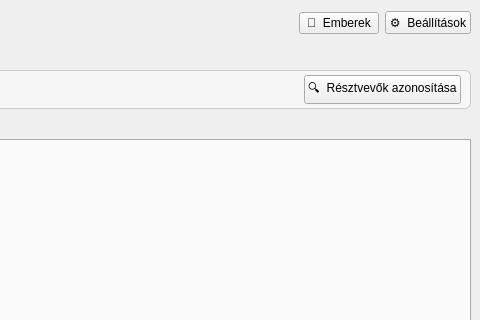
Above: gui/src/MainWindow.ui from RemedIT-Hungary/Tanara before the change; both pictures show x 640 to 1120 and y 0 to 320 of the 1120 by 720 pixel window. Below: the same form after it.
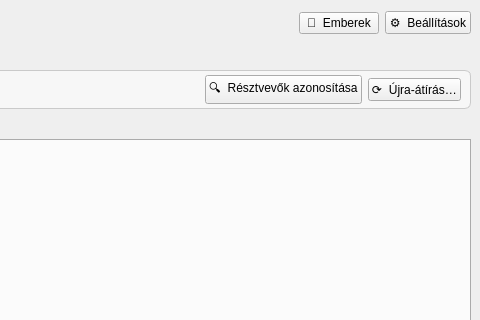
That is the form after the change. Custom widgets are drawn as their Qt base class.

Diff of the .ui file:
```diff
--- a/gui/src/MainWindow.ui
+++ b/gui/src/MainWindow.ui
@@ -111,6 +111,12 @@
              <property name="toolTip"><string>A beszélők azonosítása a hang-lenyomatok alapján; a biztos találatokat beírja, a többit „ismeretlen partner"-ként hagyja. A neveket az átiraton a névre kattintva adhatod meg.</string></property>
             </widget>
            </item>
+           <item>
+            <widget class="QPushButton" name="retranscribeBtn">
+             <property name="text"><string>⟳  Újra-átírás…</string></property>
+             <property name="toolTip"><string>Az átirat újrakészítése az aktuálisan beállított STT-providerrel. A mostani átirat és a beszélő-hozzárendelések felülíródnak.</string></property>
+            </widget>
+           </item>
           </layout>
          </widget>
         </item>
```
